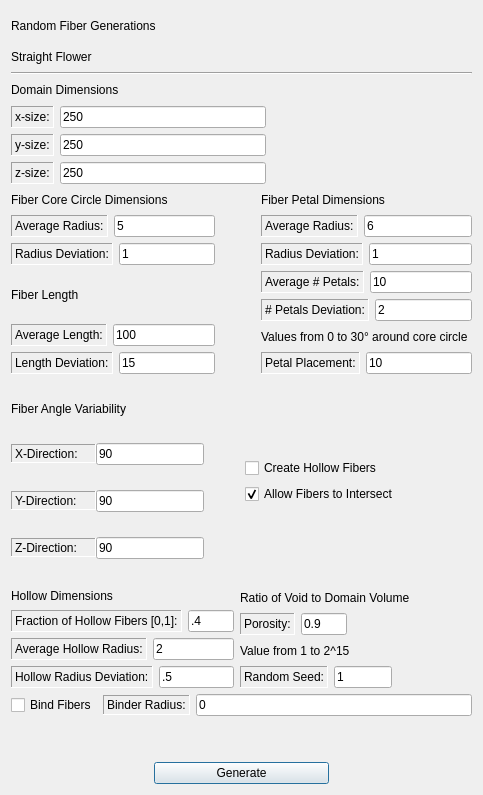
nasa/puma, file gui/src/Generate/randomfibergenstraightflower.ui: the form before one commit.
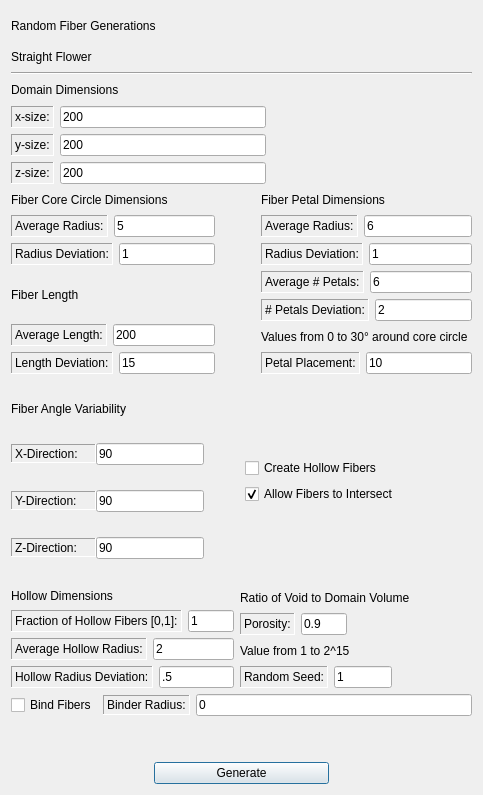
The form after the commit.

Commit message: updated default values in the GUI

What changed in the file:
```diff
--- a/gui/src/Generate/randomfibergenstraightflower.ui
+++ b/gui/src/Generate/randomfibergenstraightflower.ui
@@ -105,7 +105,7 @@
         <string notr="true">font: 10pt &quot;Serif&quot;;</string>
        </property>
        <property name="text">
-        <string>250</string>
+        <string>200</string>
        </property>
       </widget>
      </item>
@@ -151,7 +151,7 @@
         <string notr="true">font: 10pt &quot;Serif&quot;;</string>
        </property>
        <property name="text">
-        <string>250</string>
+        <string>200</string>
        </property>
       </widget>
      </item>
@@ -197,7 +197,7 @@
         <string notr="true">font: 10pt &quot;Serif&quot;;</string>
        </property>
        <property name="text">
-        <string>250</string>
+        <string>200</string>
        </property>
       </widget>
      </item>
@@ -333,7 +333,7 @@
             <string notr="true">font: 10pt &quot;Serif&quot;;</string>
            </property>
            <property name="text">
-            <string>100</string>
+            <string>200</string>
            </property>
           </widget>
          </item>
@@ -492,7 +492,7 @@
             <string notr="true">font: 10pt &quot;Serif&quot;;</string>
            </property>
            <property name="text">
-            <string>10</string>
+            <string>6</string>
            </property>
           </widget>
          </item>
@@ -802,7 +802,7 @@
             <string notr="true">font: 10pt &quot;Serif&quot;;</string>
            </property>
            <property name="text">
-            <string>.4</string>
+            <string>1</string>
            </property>
           </widget>
          </item>
```
The commit also changes 5 other files.
